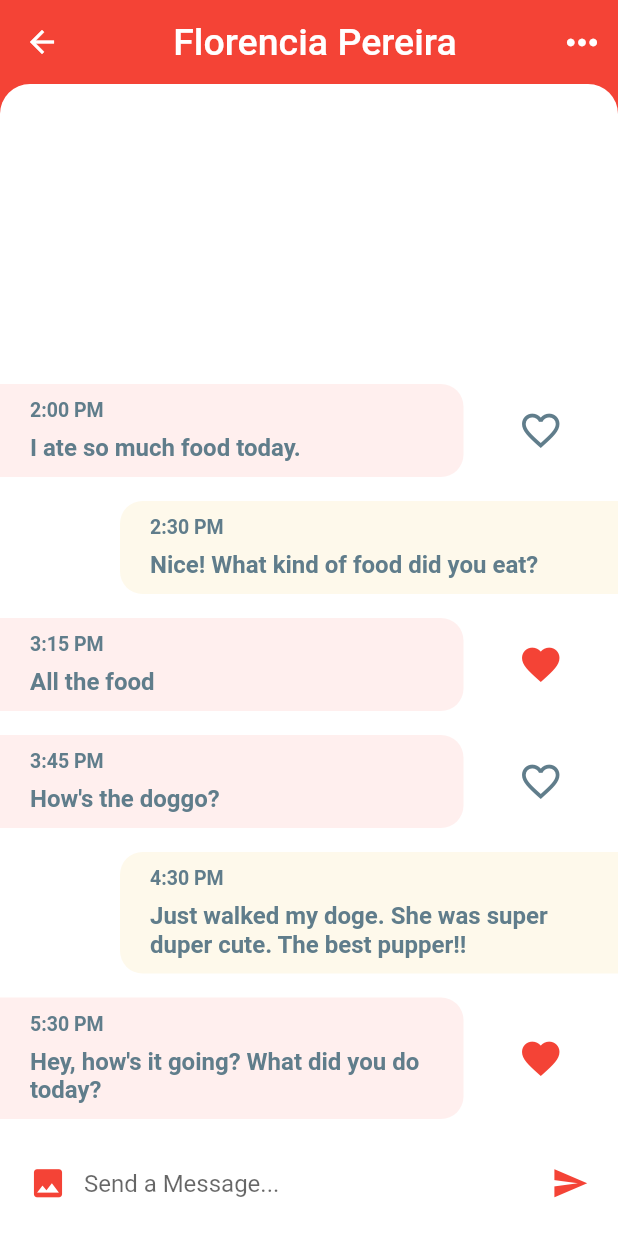
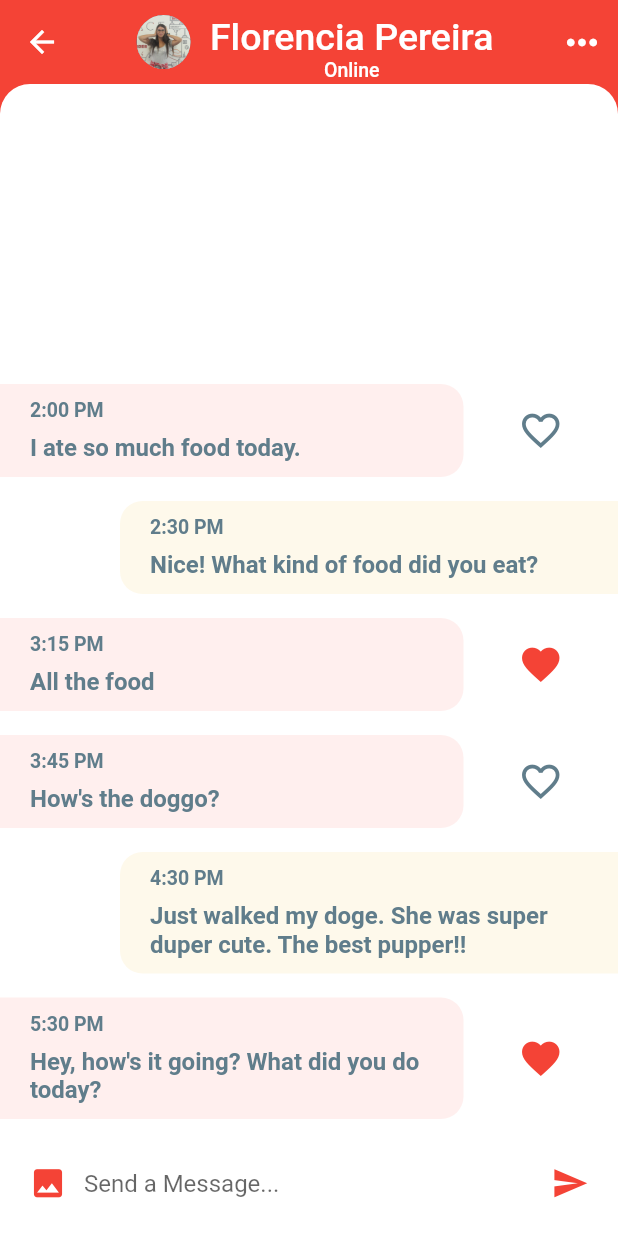
Before and after one commit to AbeOrigin/Flutter_Chat_Demo, a Flutter app: the screen it shows after launch, after a tap on "Florencia Pereira", on a phone screen of 412 x 824 dp. Run offline on Flutter 3.47's test engine with Material 2 defaults, Android fonts, the phone set to English and light mode, and no system bars.

Commit message:
Adding extra to see if the user is online and adding hero animations

```diff
--- a/lib/models/user_mode.dart
+++ b/lib/models/user_mode.dart
@@ -3,11 +3,13 @@ class User {
   final int id;
   final String name;
   final String imageUrl;
+  final bool isOnline;
 
   User({
     this.id,
     this.name,
     this.imageUrl,
+    this.isOnline,
   });
 
 }
--- a/lib/screens/chat_screen_screen.dart
+++ b/lib/screens/chat_screen_screen.dart
@@ -117,14 +117,51 @@ class _ChatScreenState extends State<ChatScreen> {
     return Scaffold(
       backgroundColor: Theme.of(context).primaryColor,
       appBar: AppBar(
+        centerTitle: true,
         title: Row(
           children: <Widget>[
-            Text(
-              widget.user.name,
-              style: TextStyle(
-                fontSize: 25.0,
-                fontWeight: FontWeight.w500,
+            Hero(
+              tag: widget.user.name,
+              child: CircleAvatar(
+                radius: 18.0,
+                backgroundColor: Colors.blueGrey,
+                backgroundImage: AssetImage(
+                  widget.user.imageUrl,
+                ),
               ),
+            ),
+            SizedBox(
+              width: 13.0,
+            ),
+            Column(
+              mainAxisAlignment: MainAxisAlignment.start,
+              children: <Widget>[
+                SizedBox(
+                  height: 8.0,
+                ),
+                Text(
+                  widget.user.name,
+                  style: TextStyle(
+                    fontSize: 25.0,
+                    fontWeight: FontWeight.w500,
+                  ),
+                ),
+                widget.user.isOnline
+                    ? Text(
+                        'Online',
+                        style: TextStyle(
+                          fontSize: 13.0,
+                          fontWeight: FontWeight.w500,
+                        ),
+                      )
+                    : Text(
+                        'Offline',
+                        style: TextStyle(
+                          fontSize: 13.0,
+                          fontWeight: FontWeight.w500,
+                        ),
+                      ),
+              ],
             ),
           ],
           mainAxisAlignment: MainAxisAlignment.center,
--- a/lib/widgets/favorite_contacts.dart
+++ b/lib/widgets/favorite_contacts.dart
@@ -66,6 +66,7 @@ class FavoriteContacts extends StatelessWidget {
                       children: <Widget>[
                         CircleAvatar(
                           radius: 35.0,
+                          backgroundColor: Theme.of(context).accentColor,
                           backgroundImage: AssetImage(
                             favUsers[index].imageUrl,
                           ),
--- a/lib/widgets/recent_chats.dart
+++ b/lib/widgets/recent_chats.dart
@@ -53,9 +53,13 @@ class RecentChats extends StatelessWidget {
                     children: <Widget>[
                       Row(
                         children: <Widget>[
-                          CircleAvatar(
-                            radius: 35.0,
-                            backgroundImage: AssetImage(chat.sender.imageUrl),
+                          Hero(
+                            tag: chat.sender.name,
+                            child: CircleAvatar(
+                              radius: 35.0,
+                              backgroundColor: Theme.of(context).accentColor,
+                              backgroundImage: AssetImage(chat.sender.imageUrl),
+                            ),
                           ),
                           SizedBox(
                             width: 10.0,
```
Also changed, not shown: lib/models/message_model.dart (+13 -13 lines).
